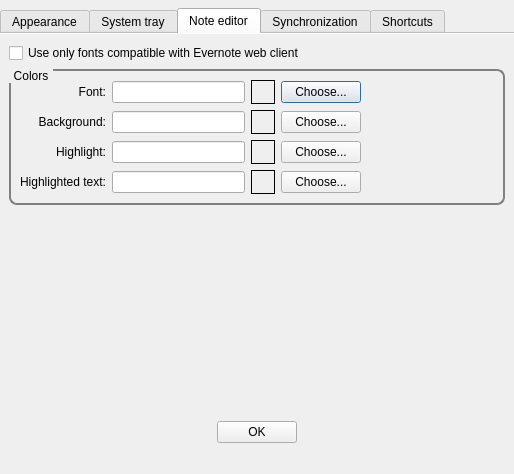
This is src/dialogs/PreferencesDialog.ui in d1vanov/quentier as Qt 5 draws it before an edit. The edited form follows.
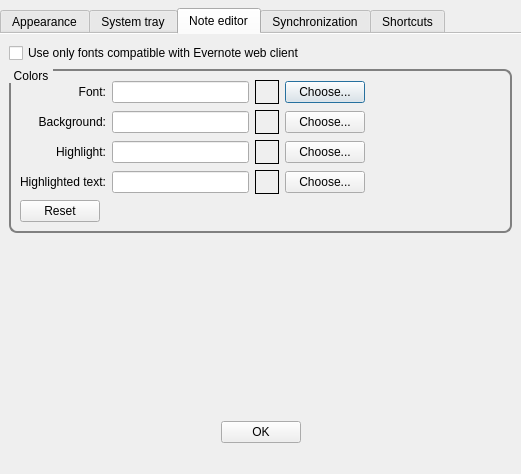
This is the edited form. The open tabs and pages were chosen to show the change. Custom widgets are drawn as their Qt base class.

The edit to the form file:
```diff
--- a/src/dialogs/PreferencesDialog.ui
+++ b/src/dialogs/PreferencesDialog.ui
@@ -6,7 +6,7 @@
    <rect>
     <x>0</x>
     <y>0</y>
-    <width>514</width>
+    <width>519</width>
     <height>474</height>
    </rect>
   </property>
@@ -280,10 +280,9 @@
          <property name="title">
           <string>Colors</string>
          </property>
-         <layout class="QGridLayout" name="gridLayout_2">
-          <item row="3" column="1">
-           <widget class="QLineEdit" name="noteEditorHighlightedTextColorLineEdit"/>
-          </item>
+         <layout class="QVBoxLayout" name="verticalLayout_7">
+          <item>
+           <layout class="QGridLayout" name="noteEditorColorsGridLayout">
           <item row="0" column="0">
            <widget class="QLabel" name="noteEditorFontColorLabel">
             <property name="text">
@@ -294,78 +293,9 @@
             </property>
            </widget>
           </item>
-          <item row="1" column="1">
-           <widget class="QLineEdit" name="noteEditorBackgroundColorLineEdit"/>
-          </item>
           <item row="0" column="1">
            <widget class="QLineEdit" name="noteEditorFontColorLineEdit"/>
           </item>
-          <item row="1" column="0">
-           <widget class="QLabel" name="noteEditorBackgroundColorLabel">
-            <property name="text">
-             <string>Background:</string>
-            </property>
-            <property name="alignment">
-             <set>Qt::AlignRight|Qt::AlignTrailing|Qt::AlignVCenter</set>
-            </property>
-           </widget>
-          </item>
-          <item row="3" column="2">
-           <widget class="QFrame" name="noteEditorHighlightedTextColorDemoFrame">
-            <property name="minimumSize">
-             <size>
-              <width>24</width>
-              <height>24</height>
-             </size>
-            </property>
-            <property name="maximumSize">
-             <size>
-              <width>24</width>
-              <height>24</height>
-             </size>
-            </property>
-            <property name="mouseTracking">
-             <bool>true</bool>
-            </property>
-            <property name="autoFillBackground">
-             <bool>true</bool>
-            </property>
-            <property name="frameShape">
-             <enum>QFrame::Box</enum>
-            </property>
-            <property name="frameShadow">
-             <enum>QFrame::Plain</enum>
-            </property>
-           </widget>
-          </item>
-          <item row="1" column="2">
-           <widget class="QFrame" name="noteEditorBackgroundColorDemoFrame">
-            <property name="minimumSize">
-             <size>
-              <width>24</width>
-              <height>24</height>
-             </size>
-            </property>
-            <property name="maximumSize">
-             <size>
-              <width>24</width>
-              <height>24</height>
-             </size>
-            </property>
-            <property name="mouseTracking">
-             <bool>true</bool>
-            </property>
-            <property name="autoFillBackground">
-             <bool>true</bool>
-            </property>
-            <property name="frameShape">
-             <enum>QFrame::Box</enum>
-            </property>
-            <property name="frameShadow">
-             <enum>QFrame::Plain</enum>
-            </property>
-           </widget>
-          </item>
           <item row="0" column="2">
            <widget class="QFrame" name="noteEditorFontColorDemoFrame">
             <property name="minimumSize">
@@ -401,6 +331,60 @@
             </property>
            </widget>
           </item>
+            <item row="0" column="4">
+             <spacer name="noteEditorFontColorHorizontalSpacer">
+              <property name="orientation">
+               <enum>Qt::Horizontal</enum>
+              </property>
+              <property name="sizeHint" stdset="0">
+               <size>
+                <width>40</width>
+                <height>20</height>
+               </size>
+              </property>
+             </spacer>
+            </item>
+            <item row="1" column="0">
+             <widget class="QLabel" name="noteEditorBackgroundColorLabel">
+              <property name="text">
+               <string>Background:</string>
+              </property>
+              <property name="alignment">
+               <set>Qt::AlignRight|Qt::AlignTrailing|Qt::AlignVCenter</set>
+              </property>
+             </widget>
+            </item>
+            <item row="1" column="1">
+             <widget class="QLineEdit" name="noteEditorBackgroundColorLineEdit"/>
+            </item>
+            <item row="1" column="2">
+             <widget class="QFrame" name="noteEditorBackgroundColorDemoFrame">
+              <property name="minimumSize">
+               <size>
+                <width>24</width>
+                <height>24</height>
+               </size>
+              </property>
+              <property name="maximumSize">
+               <size>
+                <width>24</width>
+                <height>24</height>
+               </size>
+              </property>
+              <property name="mouseTracking">
+               <bool>true</bool>
+              </property>
+              <property name="autoFillBackground">
+               <bool>true</bool>
+              </property>
+              <property name="frameShape">
+               <enum>QFrame::Box</enum>
+              </property>
+              <property name="frameShadow">
+               <enum>QFrame::Plain</enum>
+              </property>
+             </widget>
+            </item>
           <item row="1" column="3">
            <widget class="QPushButton" name="noteEditorBackgroundColorPushButton">
             <property name="text">
@@ -408,19 +392,18 @@
             </property>
            </widget>
           </item>
-          <item row="2" column="3">
-           <widget class="QPushButton" name="noteEditorHighlightColorPushButton">
-            <property name="text">
-             <string>Choose...</string>
-            </property>
-           </widget>
-          </item>
-          <item row="3" column="3">
-           <widget class="QPushButton" name="noteEditorHighlightedTextColorPushButton">
-            <property name="text">
-             <string>Choose...</string>
-            </property>
-           </widget>
+            <item row="1" column="4">
+             <spacer name="noteEditorBackgroundColorHorizontalSpacer">
+              <property name="orientation">
+               <enum>Qt::Horizontal</enum>
+              </property>
+              <property name="sizeHint" stdset="0">
+               <size>
+                <width>40</width>
+                <height>20</height>
+               </size>
+              </property>
+             </spacer>
           </item>
           <item row="2" column="0">
            <widget class="QLabel" name="noteEditorHighlightColorLabel">
@@ -463,6 +446,26 @@
             </property>
            </widget>
           </item>
+            <item row="2" column="3">
+             <widget class="QPushButton" name="noteEditorHighlightColorPushButton">
+              <property name="text">
+               <string>Choose...</string>
+              </property>
+             </widget>
+            </item>
+            <item row="2" column="4">
+             <spacer name="noteEditorHighlightColorHorizontalSpacer">
+              <property name="orientation">
+               <enum>Qt::Horizontal</enum>
+              </property>
+              <property name="sizeHint" stdset="0">
+               <size>
+                <width>40</width>
+                <height>20</height>
+               </size>
+              </property>
+             </spacer>
+            </item>
           <item row="3" column="0">
            <widget class="QLabel" name="noteEditorHighlightedTextColorLabel">
             <property name="text">
@@ -473,44 +476,43 @@
             </property>
            </widget>
           </item>
-          <item row="0" column="4">
-           <spacer name="noteEditorFontColorHorizontalSpacer">
-            <property name="orientation">
-             <enum>Qt::Horizontal</enum>
-            </property>
-            <property name="sizeHint" stdset="0">
+            <item row="3" column="1">
+             <widget class="QLineEdit" name="noteEditorHighlightedTextColorLineEdit"/>
+            </item>
+            <item row="3" column="2">
+             <widget class="QFrame" name="noteEditorHighlightedTextColorDemoFrame">
+              <property name="minimumSize">
              <size>
-              <width>40</width>
-              <height>20</height>
-             </size>
-            </property>
-           </spacer>
-          </item>
-          <item row="1" column="4">
-           <spacer name="noteEditorBackgroundColorHorizontalSpacer">
-            <property name="orientation">
-             <enum>Qt::Horizontal</enum>
-            </property>
-            <property name="sizeHint" stdset="0">
+                <width>24</width>
+                <height>24</height>
+               </size>
+              </property>
+              <property name="maximumSize">
              <size>
-              <width>40</width>
-              <height>20</height>
-             </size>
-            </property>
-           </spacer>
-          </item>
-          <item row="2" column="4">
-           <spacer name="noteEditorHighlightColorHorizontalSpacer">
-            <property name="orientation">
-             <enum>Qt::Horizontal</enum>
-            </property>
-            <property name="sizeHint" stdset="0">
-             <size>
-              <width>40</width>
-              <height>20</height>
-             </size>
-            </property>
-           </spacer>
+                <width>24</width>
+                <height>24</height>
+               </size>
+              </property>
+              <property name="mouseTracking">
+               <bool>true</bool>
+              </property>
+              <property name="autoFillBackground">
+               <bool>true</bool>
+              </property>
+              <property name="frameShape">
+               <enum>QFrame::Box</enum>
+              </property>
+              <property name="frameShadow">
+               <enum>QFrame::Plain</enum>
+              </property>
+             </widget>
+            </item>
+            <item row="3" column="3">
+             <widget class="QPushButton" name="noteEditorHighlightedTextColorPushButton">
+              <property name="text">
+               <string>Choose...</string>
+              </property>
+             </widget>
           </item>
           <item row="3" column="4">
            <spacer name="noteEditorHighlightedTextHorizontalSpacer">
@@ -526,6 +528,32 @@
            </spacer>
           </item>
          </layout>
+          </item>
+          <item>
+           <layout class="QHBoxLayout" name="noteEditorResetColorsHorizontalLayout">
+            <item>
+             <widget class="QPushButton" name="noteEditorResetColorsPushButton">
+              <property name="text">
+               <string>Reset</string>
+              </property>
+             </widget>
+            </item>
+            <item>
+             <spacer name="noteEditorResetColorsHorizontalSpacer">
+              <property name="orientation">
+               <enum>Qt::Horizontal</enum>
+              </property>
+              <property name="sizeHint" stdset="0">
+               <size>
+                <width>40</width>
+                <height>20</height>
+               </size>
+              </property>
+             </spacer>
+            </item>
+           </layout>
+          </item>
+         </layout>
         </widget>
        </item>
        <item>
@@ -538,8 +566,8 @@
          </property>
          <property name="sizeHint" stdset="0">
           <size>
-           <width>20</width>
-           <height>240</height>
+           <width>499</width>
+           <height>87</height>
           </size>
          </property>
         </spacer>
```
Lines whose indentation alone changed are shown as unchanged.
